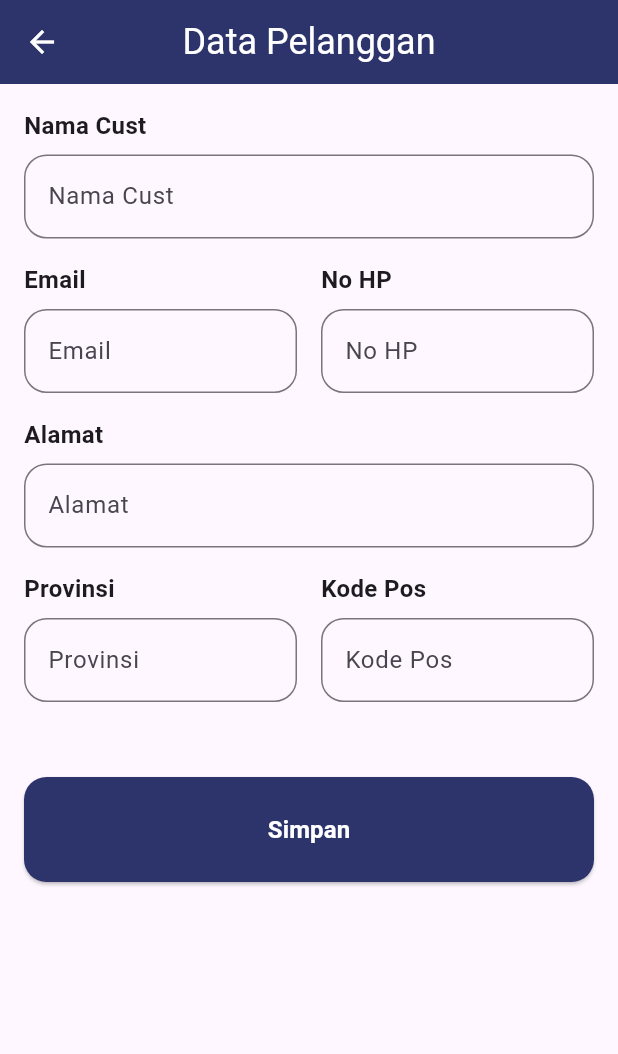
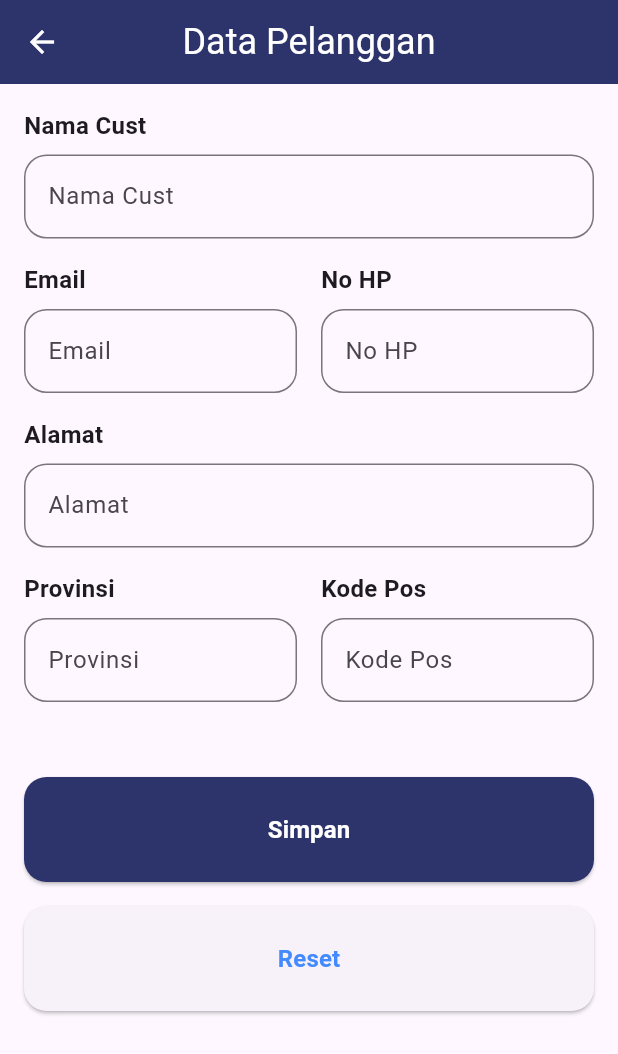
Before and after one commit to iffa28/20220140092_UCP1Flutter, a Flutter app: the CustomerPage screen opened directly with empty values, on a phone screen of 412 x 824 dp. Shown: the top 1054 px of the screen. Run offline on Flutter 3.47's test engine with Material 3 defaults, Android fonts, the phone set to English and light mode, and no system bars; our stand-ins replace datetime_picker_formfield.

Commit message:
add: menambahkan button untuk reset form pada halaman customer

```diff
--- a/lib/customer_page.dart
+++ b/lib/customer_page.dart
@@ -286,6 +286,7 @@ class _CustomerPageState extends State<CustomerPage> {
                             'provinsi': provinsiCustController.text,
                             'kodePos': kodePosCustController.text,
                           });
+
                           Navigator.push(
                             context,
                             MaterialPageRoute(
@@ -321,7 +322,35 @@ class _CustomerPageState extends State<CustomerPage> {
                       ),
                     ),
                   ),
-
+                  const SizedBox(height: 16),
+                  ElevatedButton(
+                    onPressed: () {
+                      if (formKey.currentState != null) {
+                        setState(() {
+                          namaCustController.clear();
+                          emailCustController.clear();
+                          phoneCustController.clear();
+                          alamatCustController.clear();
+                          provinsiCustController.clear();
+                          kodePosCustController.clear();
+                        });
+                      }
+                    },
+                    style: ElevatedButton.styleFrom(
+                      shape: RoundedRectangleBorder(
+                        borderRadius: BorderRadius.circular(15.0),
+                      ),
+                      minimumSize: const Size(500, 70),
+                    ),
+                    child: Text(
+                      'Reset',
+                      style: TextStyle(
+                        color: Colors.blueAccent,
+                        fontSize: 16,
+                        fontWeight: FontWeight.bold,
+                      ),
+                    ),
+                  ),
                 ],
               ),
             ),
```
